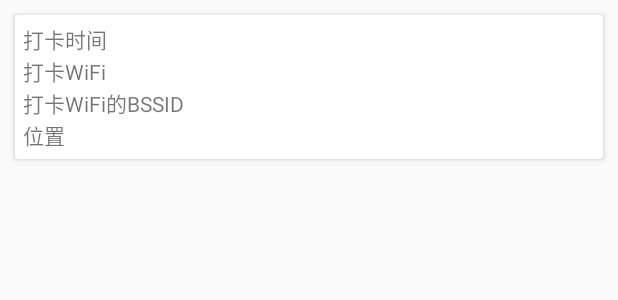
After one commit to Kingtous/WiFitoSign, an Android app: the layout sign_item.xml on its own in the app's theme, with its tools: preview values and no code run, on a phone screen of 412 x 824 dp. The commit adds this screen. Shown: the top 300 px of the screen. Run offline under Robolectric (Android 15) with nearby library versions, the phone set to English and light mode, and no system bars.

Commit message:
3.31-正式添加打卡功能

```diff
--- a/app/build.gradle
+++ b/app/build.gradle
@@ -46,4 +46,6 @@ dependencies {
     implementation 'com.amap.api:map2d:latest.integration'
     implementation 'com.amap.api:search:latest.integration'
     implementation 'com.amap.api:location:latest.integration'
+    implementation 'com.android.support:recyclerview-v7:27.1.1'
+    implementation 'com.android.support:cardview-v7:27.1.1'
 }
--- a/app/src/main/AndroidManifest.xml
+++ b/app/src/main/AndroidManifest.xml
@@ -48,6 +48,7 @@
             </intent-filter>
         </activity>
         <activity android:name=".BaseMapFragmentActivity" />
+        <activity android:name=".RecordShowActivity" />
     </application>
 
 </manifest>
--- /dev/null
+++ b/app/src/main/res/layout/sign_item.xml
@@ -0,0 +1,40 @@
+<?xml version="1.0" encoding="utf-8"?>
+<android.support.v7.widget.CardView
+    android:layout_width="match_parent"
+    android:layout_height="wrap_content"
+    xmlns:android="http://schemas.android.com/apk/res/android"
+    android:layout_margin="10dp"
+    >
+    <RelativeLayout
+        android:layout_width="match_parent"
+        android:layout_height="wrap_content"
+        android:layout_margin="5dp">
+        <TextView
+            android:id="@+id/text_sign_time"
+            android:layout_width="match_parent"
+            android:layout_height="wrap_content"
+            android:text="打卡时间"/>
+
+        <TextView
+            android:layout_below="@+id/text_sign_time"
+            android:id="@+id/text_sign_wifi"
+            android:layout_width="match_parent"
+            android:layout_height="wrap_content"
+            android:text="打卡WiFi"/>
+
+        <TextView
+            android:layout_below="@+id/text_sign_wifi"
+            android:id="@+id/text_sign_wifi_bssid"
+            android:layout_width="match_parent"
+            android:layout_height="wrap_content"
+            android:text="打卡WiFi的BSSID"/>
+
+        <TextView
+            android:layout_below="@+id/text_sign_wifi_bssid"
+            android:id="@+id/text_sign_position"
+            android:layout_width="match_parent"
+            android:layout_height="wrap_content"
+            android:text="位置"
+            />
+    </RelativeLayout>
+</android.support.v7.widget.CardView>
--- a/app/src/main/res/values/strings.xml
+++ b/app/src/main/res/values/strings.xml
@@ -1,3 +1,5 @@
 <resources>
     <string name="app_name">WiFiLocate</string>
+    <string name="wifi">NEUQer</string>
+    <string name="bssid">80:89:17:b5:73:c0</string>
 </resources>
```
Also changed, not shown: app/src/main/java/com/kingtous/wifilocate/MainActivity.java (+65 -13 lines), app/src/main/java/com/kingtous/wifilocate/RecordAdapter.java (added, +55 -0 lines), app/src/main/java/com/kingtous/wifilocate/RecordShowActivity.java (added, +31 -0 lines), app/src/main/java/com/kingtous/wifilocate/SQLiteClient.java (added, +78 -0 lines), app/src/main/java/com/kingtous/wifilocate/WiFiRecordModel.java (added, +41 -0 lines), app/src/main/java/com/kingtous/wifilocate/WiFiStateFragment.java (+1 -6 lines), app/src/main/java/com/kingtous/wifilocate/mySQLiteHelper.java (added, +31 -0 lines), app/src/main/res/layout/activity_main.xml (+10 -2 lines), app/src/main/res/layout/activity_sign.xml (added, +15 -0 lines), 2 other files.
